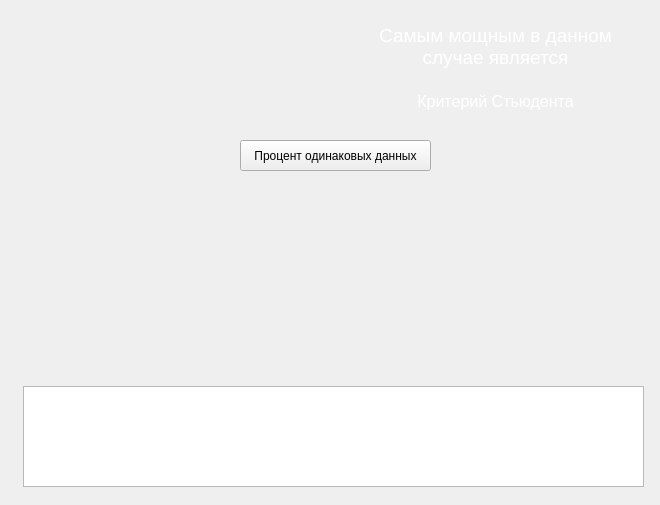
C1sq/PyMi, file untitled1.ui: the form before one commit.
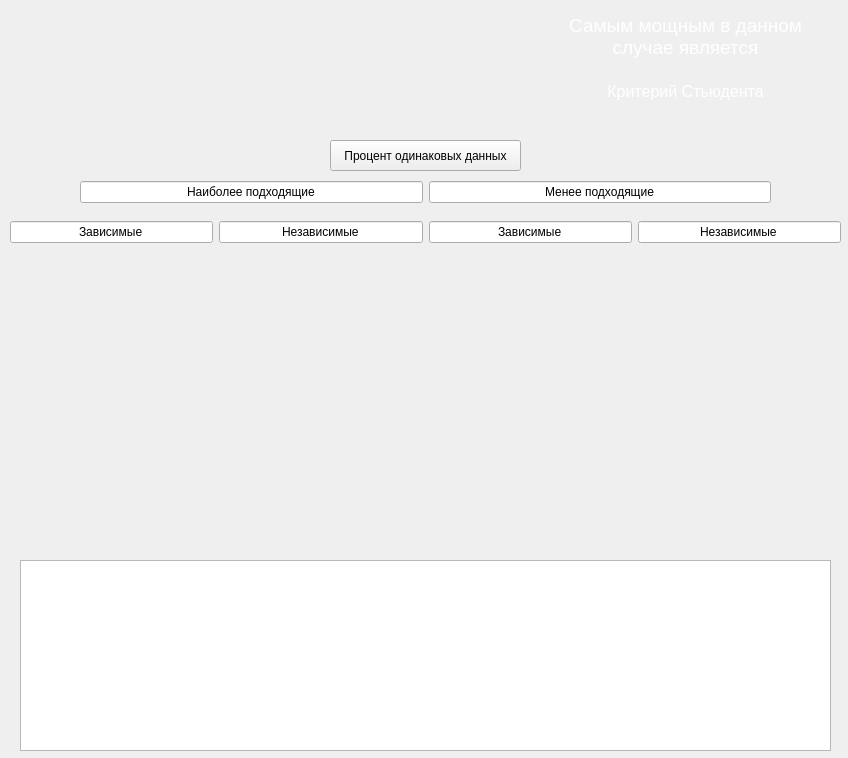
The form after the commit.

What changed in the file:
```diff
--- a/untitled1.ui
+++ b/untitled1.ui
@@ -6,8 +6,8 @@
    <rect>
     <x>0</x>
     <y>0</y>
-    <width>660</width>
-    <height>505</height>
+    <width>848</width>
+    <height>758</height>
    </rect>
   </property>
   <property name="windowTitle">
@@ -19,8 +19,8 @@
    </property>
    <property name="geometry">
     <rect>
-     <x>360</x>
-     <y>20</y>
+     <x>550</x>
+     <y>10</y>
      <width>271</width>
      <height>161</height>
     </rect>
@@ -77,42 +77,20 @@
     <bool>true</bool>
    </property>
   </widget>
-  <widget class="QWidget" name="buttonContainer" native="true">
-   <property name="geometry">
-    <rect>
-     <x>20</x>
-     <y>180</y>
-     <width>300</width>
-     <height>201</height>
-    </rect>
-   </property>
-   <layout class="QVBoxLayout" name="verticalLayout"/>
-  </widget>
-  <widget class="QWidget" name="buttonContainer_2" native="true">
-   <property name="geometry">
-    <rect>
-     <x>340</x>
-     <y>180</y>
-     <width>300</width>
-     <height>201</height>
-    </rect>
-   </property>
-   <layout class="QVBoxLayout" name="verticalLayout_2"/>
-  </widget>
   <widget class="QTextEdit" name="textEdit_2">
    <property name="geometry">
     <rect>
-     <x>23</x>
-     <y>386</y>
-     <width>621</width>
-     <height>101</height>
+     <x>20</x>
+     <y>560</y>
+     <width>811</width>
+     <height>191</height>
     </rect>
    </property>
   </widget>
   <widget class="QPushButton" name="pushButton">
    <property name="geometry">
     <rect>
-     <x>240</x>
+     <x>330</x>
      <y>140</y>
      <width>191</width>
      <height>31</height>
@@ -122,6 +100,150 @@
     <string>Процент одинаковых данных</string>
    </property>
   </widget>
+  <widget class="QWidget" name="">
+   <property name="geometry">
+    <rect>
+     <x>10</x>
+     <y>260</y>
+     <width>831</width>
+     <height>281</height>
+    </rect>
+   </property>
+   <layout class="QHBoxLayout" name="horizontalLayout">
+    <item>
+     <widget class="QWidget" name="buttonContainer_11" native="true">
+      <layout class="QVBoxLayout" name="verticalLayout_3"/>
+     </widget>
+    </item>
+    <item>
+     <widget class="QWidget" name="buttonContainer_12" native="true">
+      <layout class="QVBoxLayout" name="verticalLayout_2"/>
+     </widget>
+    </item>
+    <item>
+     <widget class="QWidget" name="buttonContainer_21" native="true">
+      <layout class="QVBoxLayout" name="verticalLayout"/>
+     </widget>
+    </item>
+    <item>
+     <widget class="QWidget" name="buttonContainer_22" native="true">
+      <layout class="QVBoxLayout" name="verticalLayout_4"/>
+     </widget>
+    </item>
+   </layout>
+  </widget>
+  <widget class="QWidget" name="">
+   <property name="geometry">
+    <rect>
+     <x>80</x>
+     <y>180</y>
+     <width>691</width>
+     <height>24</height>
+    </rect>
+   </property>
+   <layout class="QHBoxLayout" name="horizontalLayout_2">
+    <item>
+     <widget class="QLineEdit" name="lineEdit">
+      <property name="text">
+       <string>Наиболее подходящие</string>
+      </property>
+      <property name="alignment">
+       <set>Qt::AlignCenter</set>
+      </property>
+      <property name="readOnly">
+       <bool>true</bool>
+      </property>
+     </widget>
+    </item>
+    <item>
+     <widget class="QLineEdit" name="lineEdit_4">
+      <property name="font">
+       <font>
+        <weight>50</weight>
+        <italic>false</italic>
+        <bold>false</bold>
+        <underline>false</underline>
+        <strikeout>false</strikeout>
+        <kerning>true</kerning>
+       </font>
+      </property>
+      <property name="autoFillBackground">
+       <bool>false</bool>
+      </property>
+      <property name="text">
+       <string>Менее подходящие</string>
+      </property>
+      <property name="alignment">
+       <set>Qt::AlignCenter</set>
+      </property>
+      <property name="dragEnabled">
+       <bool>false</bool>
+      </property>
+      <property name="readOnly">
+       <bool>true</bool>
+      </property>
+     </widget>
+    </item>
+   </layout>
+  </widget>
+  <widget class="QWidget" name="">
+   <property name="geometry">
+    <rect>
+     <x>10</x>
+     <y>220</y>
+     <width>831</width>
+     <height>24</height>
+    </rect>
+   </property>
+   <layout class="QHBoxLayout" name="horizontalLayout_3">
+    <item>
+     <widget class="QLineEdit" name="lineEdit_2">
+      <property name="text">
+       <string>Зависимые</string>
+      </property>
+      <property name="alignment">
+       <set>Qt::AlignCenter</set>
+      </property>
+      <property name="readOnly">
+       <bool>true</bool>
+      </property>
+     </widget>
+    </item>
+    <item>
+     <widget class="QLineEdit" name="lineEdit_3">
+      <property name="text">
+       <string>Независимые</string>
+      </property>
+      <property name="alignment">
+       <set>Qt::AlignCenter</set>
+      </property>
+      <property name="readOnly">
+       <bool>true</bool>
+      </property>
+     </widget>
+    </item>
+    <item>
+     <widget class="QLineEdit" name="lineEdit_5">
+      <property name="text">
+       <string>Зависимые</string>
+      </property>
+      <property name="alignment">
+       <set>Qt::AlignCenter</set>
+      </property>
+     </widget>
+    </item>
+    <item>
+     <widget class="QLineEdit" name="lineEdit_6">
+      <property name="text">
+       <string>Независимые</string>
+      </property>
+      <property name="alignment">
+       <set>Qt::AlignCenter</set>
+      </property>
+     </widget>
+    </item>
+   </layout>
+  </widget>
  </widget>
  <resources/>
  <connections/>
```
